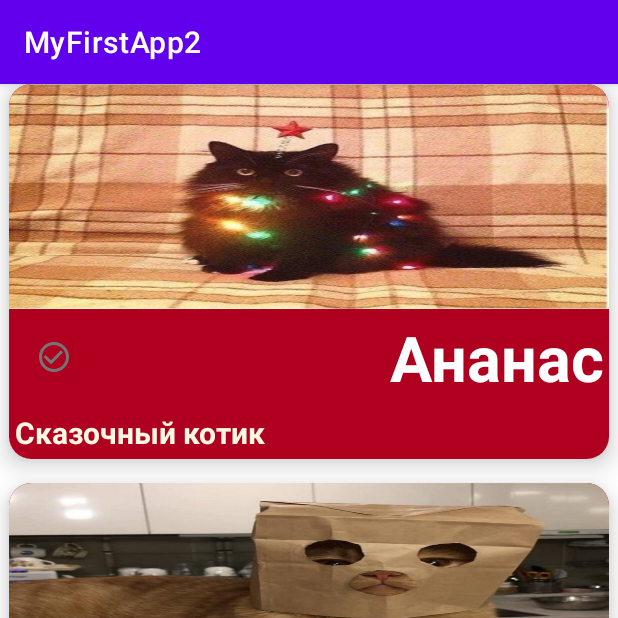
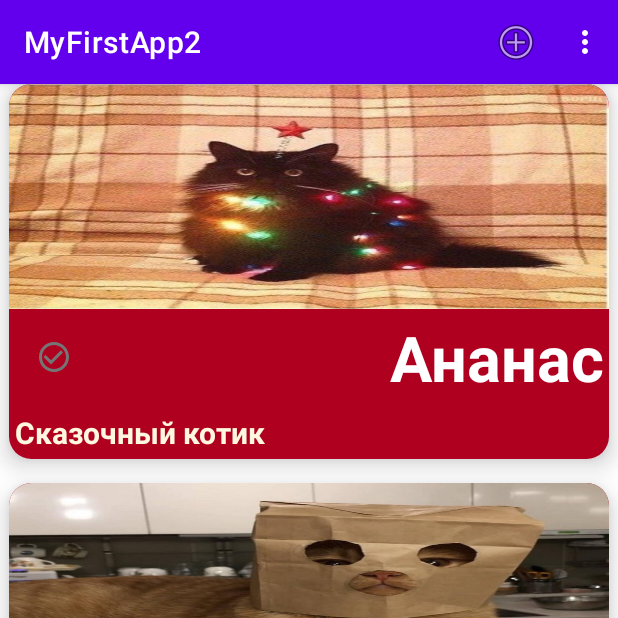
Before and after one commit to shumvlesu/MyFirstApp2, an Android app: the screen it shows after launch (MainActivity), on a phone screen of 412 x 824 dp, the top half of it. Run offline under Robolectric (Android 15) with nearby library versions, the phone set to English and light mode, and no system bars.

Commit message:
9 Урок, доработал интерфейс и его реализацию удаления, добавления, редактирования карточек. Создал меню и контекстное меню. Время 1:40:25 Стр.20

```diff
--- a/app/src/main/java/com/shumikhin/myfirstapp2/MainActivity.java
+++ b/app/src/main/java/com/shumikhin/myfirstapp2/MainActivity.java
@@ -23,8 +23,8 @@ public class MainActivity extends AppCompatActivity {
     }
 
     private void initToolbar() {
-        //Toolbar toolbar = findViewById(R.id.toolbar);
-        //setSupportActionBar(toolbar);
+//        Toolbar toolbar = findViewById(R.id.toolbar);
+//        setSupportActionBar(toolbar);
     }
 
     private void addFragment(Fragment fragment) {
--- a/app/src/main/java/com/shumikhin/myfirstapp2/ui/SocialNetworkAdapter.java
+++ b/app/src/main/java/com/shumikhin/myfirstapp2/ui/SocialNetworkAdapter.java
@@ -10,6 +10,7 @@ import android.widget.TextView;
 
 import androidx.annotation.NonNull;
 import androidx.appcompat.widget.AppCompatImageView;
+import androidx.fragment.app.Fragment;
 import androidx.recyclerview.widget.RecyclerView;
 
 import com.shumikhin.myfirstapp2.R;
@@ -23,11 +24,15 @@ public class SocialNetworkAdapter extends RecyclerView.Adapter<SocialNetworkAdap
     private OnItemClickListener itemClickListener; // Слушатель будет устанавливаться извне
     private static final String TAG = "SocialNetworkAdapter";
     private CardsSource dataSource;
+    private final Fragment fragment;
+    private int menuPosition;
+
 
     // Передаём в конструктор источник данных
     // В нашем случае это массив, но может быть и запрос к БД
-    public SocialNetworkAdapter(CardsSource dataSource) {
+    public SocialNetworkAdapter(CardsSource dataSource, Fragment fragment) {
         this.dataSource = dataSource;
+        this.fragment = fragment;
         Log.d(TAG, "start");
     }
 
@@ -89,6 +94,7 @@ public class SocialNetworkAdapter extends RecyclerView.Adapter<SocialNetworkAdap
             image = itemView.findViewById(R.id.imageView);
             like = itemView.findViewById(R.id.like);
 
+            registerContextMenu(itemView);
 
             //Область текста ответственная на обработку нажатий+++++++
             // Обработчик нажатий на этом ViewHolder
@@ -99,6 +105,29 @@ public class SocialNetworkAdapter extends RecyclerView.Adapter<SocialNetworkAdap
             });
             //++++++++++++++++++++++++++++++++++++++++++++++++++++++++++
 
+            // Обработчик нажатий на картинке
+            image.setOnLongClickListener(new View.OnLongClickListener() {
+                @Override
+                public boolean onLongClick(View v) {
+                    menuPosition = getLayoutPosition();
+                    itemView.showContextMenu(10, 10);
+                    return true;
+                }
+            });
+
+        }
+
+        //Фрагмент передаётся для вызова метода registerForContextMenu(). Повесим контекстное меню на
+        //весь макет CardView.
+        private void registerContextMenu(@NonNull View itemView) {
+            if (fragment != null){
+                itemView.setOnLongClickListener(v -> {
+                    //getLayoutPosition() показывает информацию о положении ViewHolder в ресайклвью
+                    menuPosition = getLayoutPosition();
+                    return false;
+                });
+                fragment.registerForContextMenu(itemView);
+            }
         }
 
         public void setData(CardData cardData){
@@ -122,11 +151,17 @@ public class SocialNetworkAdapter extends RecyclerView.Adapter<SocialNetworkAdap
         this.itemClickListener = itemClickListener;
     }
 
+
     // Интерфейс для обработки нажатий, как в ListView
     public interface OnItemClickListener {
         void onItemClick(View view, int position);
     }
-
     //++++++++++++++++++++++++++++++++++++++++++++++++++++++++++
 
+    public int getMenuPosition() {
+        return menuPosition;
+    }
+
+
+
 }
--- a/app/src/main/java/com/shumikhin/myfirstapp2/ui/SocialNetworkFragment.java
+++ b/app/src/main/java/com/shumikhin/myfirstapp2/ui/SocialNetworkFragment.java
@@ -1,15 +1,18 @@
 package com.shumikhin.myfirstapp2.ui;
 
 import android.content.res.Configuration;
-import android.os.Build;
 import android.os.Bundle;
+import android.view.ContextMenu;
 import android.view.LayoutInflater;
+import android.view.Menu;
+import android.view.MenuInflater;
+import android.view.MenuItem;
 import android.view.View;
 import android.view.ViewGroup;
-import android.widget.TextView;
 import android.widget.Toast;
 
-import androidx.core.content.res.ResourcesCompat;
+import androidx.annotation.NonNull;
+import androidx.annotation.Nullable;
 import androidx.fragment.app.Fragment;
 import androidx.recyclerview.widget.DividerItemDecoration;
 import androidx.recyclerview.widget.GridLayoutManager;
@@ -17,6 +20,7 @@ import androidx.recyclerview.widget.LinearLayoutManager;
 import androidx.recyclerview.widget.RecyclerView;
 
 import com.shumikhin.myfirstapp2.R;
+import com.shumikhin.myfirstapp2.data.CardData;
 import com.shumikhin.myfirstapp2.data.CardsSource;
 import com.shumikhin.myfirstapp2.data.CardsSourceImpl;
 
@@ -26,6 +30,11 @@ public class SocialNetworkFragment extends Fragment {
         return new SocialNetworkFragment();
     }
 
+    private CardsSource data;
+    private SocialNetworkAdapter adapter;
+    private RecyclerView recyclerView;
+
+
     @Override
     public View onCreateView(LayoutInflater inflater, ViewGroup container, Bundle savedInstanceState) {
         // Inflate the layout for this fragment
@@ -34,17 +43,58 @@ public class SocialNetworkFragment extends Fragment {
         //ищем наш ресайкл вью у фрагмента
         RecyclerView recyclerView = view.findViewById(R.id.recycler_view_lines);
 
-        //Заполняем массив из нашего arrays
-        //String[] data = getResources().getStringArray(R.array.titles);
         // Получим источник данных для списка
-        CardsSource data = new CardsSourceImpl(getResources()).init();
+        data = new CardsSourceImpl(getResources()).init();
 
         //Инициализируем менеджер для recyclerView в отдельном методе, так удобней
-        initRecyclerView(recyclerView, data);
+        //initRecyclerView(recyclerView, data);
+        initView(view);
+
+        //У нас есть необязательное меню которое мы хотим увидеть в этом фрагменте.
+        setHasOptionsMenu(true);
+
         return view;
     }
 
-    private void initRecyclerView(RecyclerView recyclerView, CardsSource data) {
+
+    //Этими двумя переопределенными методами мы добавляем меню
+    //+++++++++++++++++++++++++++++++++++++++++++++++++++++++++++
+    @Override
+    public void onCreateOptionsMenu(Menu menu, MenuInflater inflater) {
+        inflater.inflate(R.menu.cards_menu, menu);
+    }
+
+    //тут переопределяем элементы меню
+    @Override
+    public boolean onOptionsItemSelected(@NonNull MenuItem item) {
+        switch (item.getItemId()) {
+            case R.id.action_add:
+                data.addCardData(new CardData("Заголовок " + data.size(), "Описание " + data.size(), R.drawable.cat1, false));
+                //оповещаем наш ресайклвью где добавился элемент (в конце)
+                adapter.notifyItemInserted(data.size() - 1);
+                //и скролим на эту позицию список
+                recyclerView.scrollToPosition(data.size() - 1);
+                return true;
+            case R.id.action_clear:
+                data.clearCardData();
+                //оповещаем наш ресайклвью
+                adapter.notifyDataSetChanged();
+                return true;
+        }
+        return super.onOptionsItemSelected(item);
+    }
+    //+++++++++++++++++++++++++++++++++++++++++++++++++++++++++++
+
+    private void initView(View view) {
+        recyclerView = view.findViewById(R.id.recycler_view_lines);
+        // Получим источник данных для списка
+        data = new CardsSourceImpl(getResources()).init();
+        initRecyclerView();
+    }
+
+
+    //private void initRecyclerView(RecyclerView recyclerView, CardsSource data) {
+    private void initRecyclerView() {
         // Эта установка служит для повышения производительности системы
         recyclerView.setHasFixedSize(true);
 
@@ -53,7 +103,7 @@ public class SocialNetworkFragment extends Fragment {
 
         //берем не LinearLayoutManager а GridLayoutManager что бы показать как можно при поворте менять количество столбцов
         int span = getResources().getConfiguration().orientation == Configuration.ORIENTATION_LANDSCAPE ? 3 : 1;
-        LinearLayoutManager layoutManager = new GridLayoutManager(getContext(),span);
+        LinearLayoutManager layoutManager = new GridLayoutManager(getContext(), span);
 
         recyclerView.setLayoutManager(layoutManager);
         //layoutManager можно задать и в макете строкой как внизу, но это неудобно
@@ -61,26 +111,23 @@ public class SocialNetworkFragment extends Fragment {
 
 
         // Установим адаптер
-        // В адапторе (SocialNetworkAdapter) мы заполняем данные из массива
-        SocialNetworkAdapter adapter = new SocialNetworkAdapter(data);
+        // В адапторе (SocialNetworkAdapter) мы заполняем данные из массива и пихаем наш фрагмент (this) в адаптер для привязки контекстного меню ему
+        adapter = new SocialNetworkAdapter(data, this);
 
         //Устанавливаем адаптер для RecyclerView
         recyclerView.setAdapter(adapter);
 
 
         // Добавим разделитель карточек
-        DividerItemDecoration itemDecoration = new DividerItemDecoration(getContext(),  LinearLayoutManager.VERTICAL);
+        DividerItemDecoration itemDecoration = new DividerItemDecoration(getContext(), LinearLayoutManager.VERTICAL);
 
 //        final int version = Build.VERSION.SDK_INT;
 //        if (version >= 21) {
 //            itemDecoration.setDrawable(ResourcesCompat.getDrawable(R.drawable.separator, 0, null));
 //        } else {
-            itemDecoration.setDrawable(getResources().getDrawable(R.drawable.separator, null));
+        itemDecoration.setDrawable(getResources().getDrawable(R.drawable.separator, null));
 //        }
         recyclerView.addItemDecoration(itemDecoration);
-
-
-
 
 
         //Область текста ответственная на обработку нажатий+++++++
@@ -89,11 +136,46 @@ public class SocialNetworkFragment extends Fragment {
             @Override
             public void onItemClick(View view, int position) {
                 //Toast.makeText(getContext(), String.format("%s - %d", ((TextView) view).getText(), position), Toast.LENGTH_SHORT).show();
-                Toast.makeText(getContext(), String.format("Нажали котика - %d", position+1), Toast.LENGTH_SHORT).show();
+                Toast.makeText(getContext(), String.format("Нажали котика - %d", position + 1), Toast.LENGTH_SHORT).show();
             }
         });
 
         //+++++++++++++++++++++++++++++++++++++++++++++++++++++++++
 
     }
+
+    //переопределением этих методов мы добавляем на фрагмент контекстное меню
+    //+++++++++++++++++++++++++++++++++++++++++++++++++++++++++
+    @Override
+    public void onCreateContextMenu(@NonNull ContextMenu menu, @NonNull View v, @Nullable ContextMenu.ContextMenuInfo menuInfo) {
+        super.onCreateContextMenu(menu, v, menuInfo);
+        MenuInflater inflater = requireActivity().getMenuInflater();
+        inflater.inflate(R.menu.card_menu, menu);
+    }
+
+    @Override
+    public boolean onContextItemSelected(@NonNull MenuItem item) {
+        int position = adapter.getMenuPosition();
+        switch(item.getItemId()) {
+            case R.id.action_update:
+                //по сути оставим все тоже самое но только поменяем заголовок карточки
+                data.updateCardData(position,
+                                new CardData("Кадр " + position,
+                                data.getCardData(position).getDescription(),
+                                data.getCardData(position).getPicture(),
+                                false));
+                //обновляем ресайкл
+                adapter.notifyItemChanged(position);
+                return true;
+            case R.id.action_delete:
+                data.deleteCardData(position);
+                //обновляем ресайкл для обновления при удалении элемента
+                adapter.notifyItemRemoved(position);
+                return true;
+        }
+        return super.onContextItemSelected(item);
+    }
+    //+++++++++++++++++++++++++++++++++++++++++++++++++++++++++
+
+
 }
--- /dev/null
+++ b/app/src/main/res/menu/card_menu.xml
@@ -0,0 +1,11 @@
+<?xml version="1.0" encoding="utf-8"?>
+<menu xmlns:android="http://schemas.android.com/apk/res/android">
+    <item
+        android:id="@+id/action_update"
+        android:orderInCategory="10"
+        android:title="@string/update"/>
+    <item
+        android:id="@+id/action_delete"
+        android:orderInCategory="20"
+        android:title="@string/delete"/>
+</menu>
--- a/app/src/main/res/values/strings.xml
+++ b/app/src/main/res/values/strings.xml
@@ -16,4 +16,6 @@
     <string name="description7">Красная котя</string>
     <string name="add">Добавить</string>
     <string name="clear">Очистить</string>
+    <string name="update">Изменить</string>
+    <string name="delete">Удалить</string>
 </resources>
```
